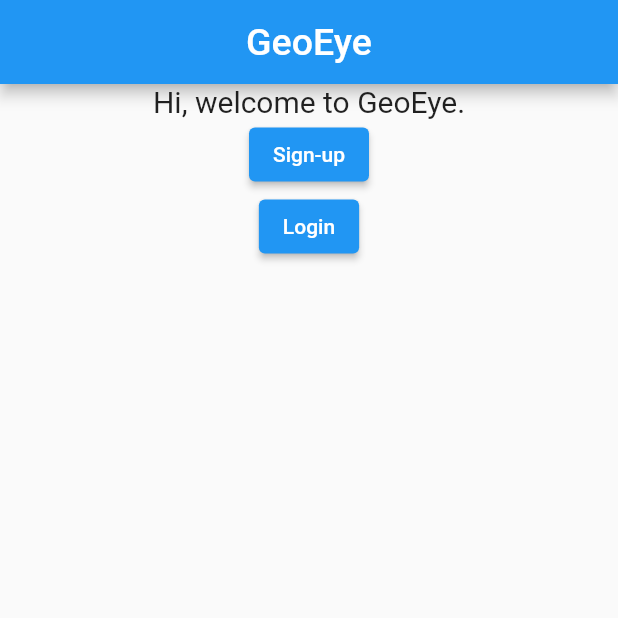
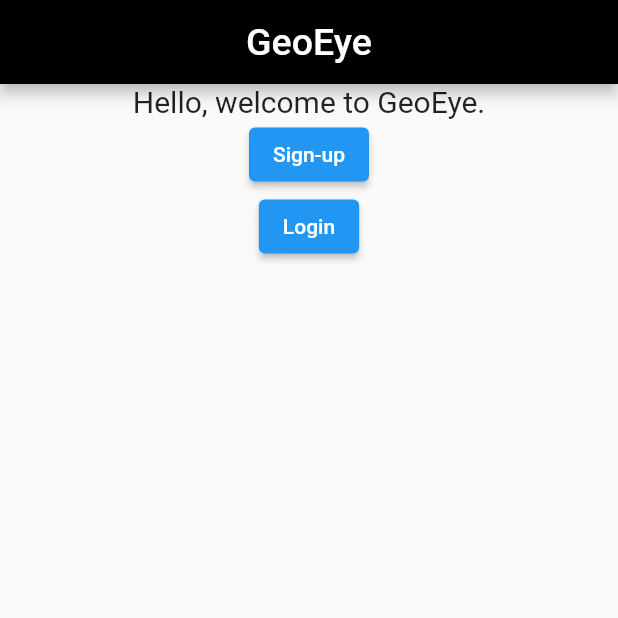
Before and after one commit to Y3-Project/GeoEyeApp, a Flutter app: the screen it shows after launch, on a phone screen of 412 x 824 dp, the top half of it. Run offline on Flutter 3.47's test engine with Material 2 defaults, Android fonts, the phone set to English and light mode, and no system bars; our stand-ins replace animated_splash_screen, email_validator, firebase_auth, firebase_core, lottie, page_transition; accounts and stored records are empty.

Commit message:
Censor password field

```diff
--- a/lib/create_account_page.dart
+++ b/lib/create_account_page.dart
@@ -65,6 +65,7 @@ class _SignUpPageState extends State<SignUpPage> {
           ),
           TextFormField(
             controller: _controllerPassword,
+            obscureText: true,
             decoration: const InputDecoration(labelText: "Password"),
           ),
           Text(error!),
--- a/lib/login_page.dart
+++ b/lib/login_page.dart
@@ -74,6 +74,7 @@ class _LoginPageState extends State<LoginPage> {
             ),
             TextFormField(
               controller: _controllerPassword,
+              obscureText: true,
               decoration: const InputDecoration(labelText: "Password"),
             ),
             Text(error!),
--- a/lib/main.dart
+++ b/lib/main.dart
@@ -15,6 +15,18 @@ class MyApp extends StatelessWidget {
   @override
   Widget build(BuildContext context) {
     return MaterialApp(
+      title: 'GeoEye',
+      theme: ThemeData.light().copyWith(
+
+        buttonTheme: ButtonThemeData(
+          buttonColor: Colors.black,
+          textTheme: ButtonTextTheme.accent,
+        ),
+
+        appBarTheme:AppBarTheme(
+          backgroundColor: Color(0xff000000),
+        ),
+      ),
       debugShowCheckedModeBanner: false,
       home: SplashScreen(),
     );
@@ -27,11 +39,12 @@ class SplashScreen extends StatelessWidget {
   @override
   Widget build(BuildContext context) {
     return AnimatedSplashScreen(
-        splash: Row(mainAxisAlignment: MainAxisAlignment.center,children: [
-          Text('GeoEye', style: TextStyle(fontSize: 45, fontWeight: FontWeight.bold)),
-          Lottie.asset('images/eye-blinking.json')
-        ]),
-        nextScreen: WelcomePage(),
+      splash: Row(mainAxisAlignment: MainAxisAlignment.center, children: [
+        Text('GeoEye',
+            style: TextStyle(fontSize: 45, fontWeight: FontWeight.bold)),
+        Lottie.asset('images/eye-blinking.json')
+      ]),
+      nextScreen: WelcomePage(),
       pageTransitionType: PageTransitionType.fade,
     );
   }
--- a/lib/welcome_page.dart
+++ b/lib/welcome_page.dart
@@ -22,7 +22,7 @@ class _WelcomePageState extends State<WelcomePage> {
           title: Text('GeoEye', style: TextStyle(fontSize: 25)),
         ),
         Text(
-          'Hi, welcome to GeoEye.',
+          'Hello, welcome to GeoEye.',
           style: TextStyle(fontSize: 20),
         ),
         ElevatedButton(
```
